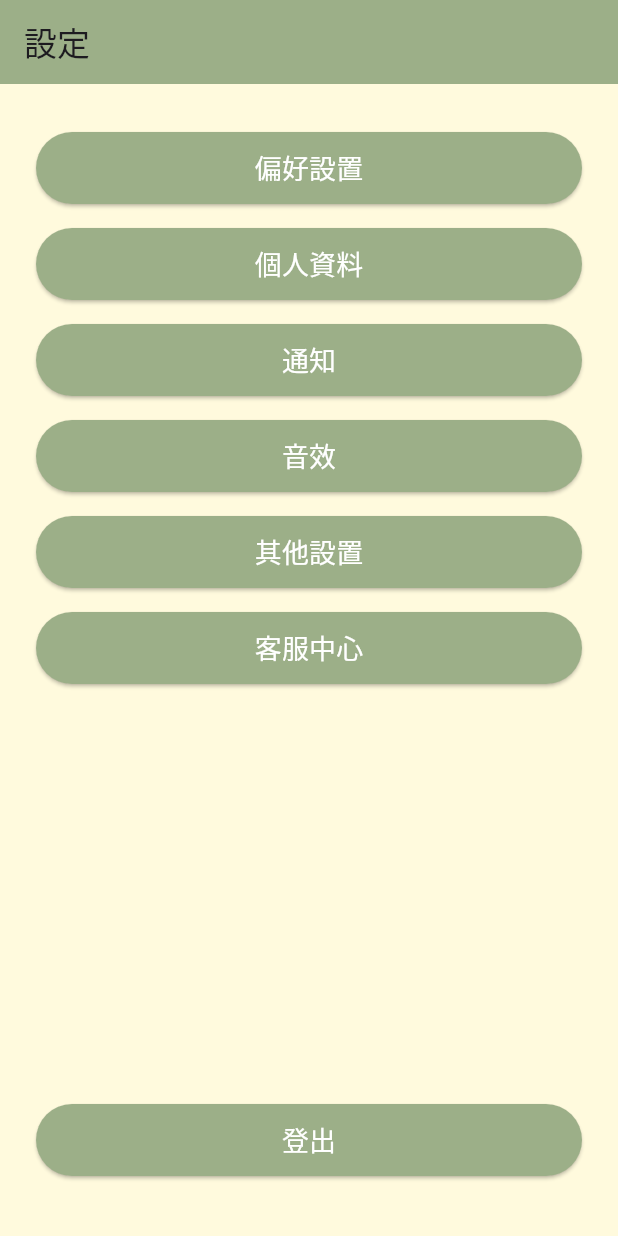
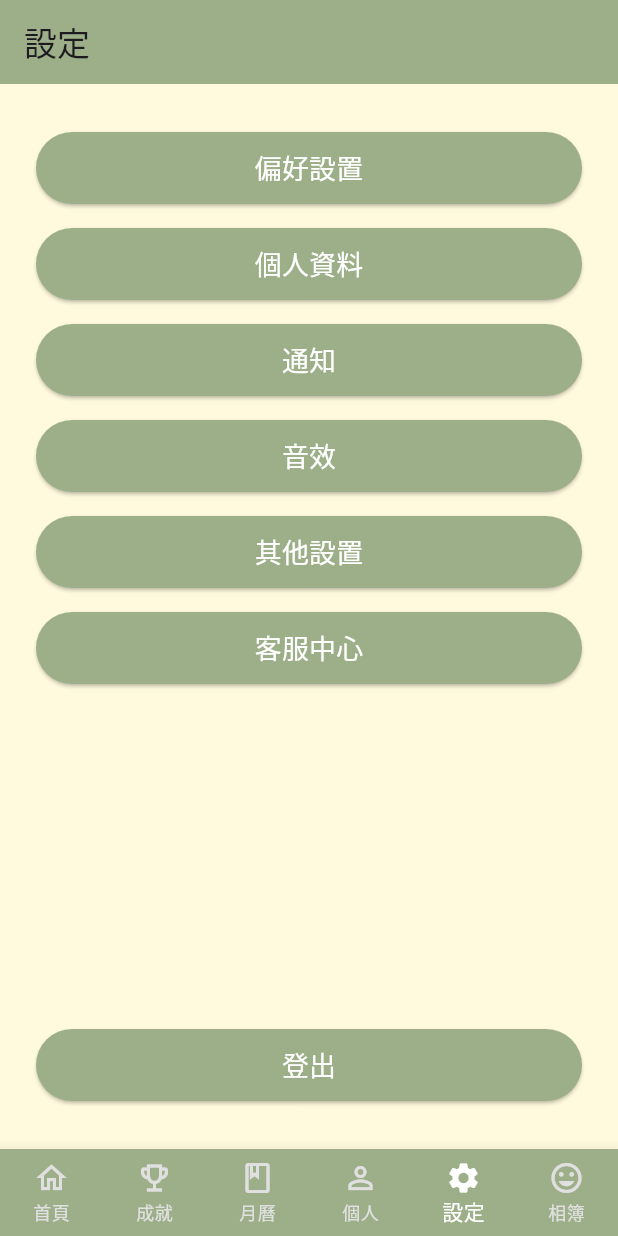
Before and after one commit to 114505focusbridge/focusbridge_files, a Flutter app: the SettingsScreen screen opened by its route, on a phone screen of 412 x 824 dp. Run offline on Flutter 3.47's test engine with Material 3 defaults, Android fonts, the phone set to English and light mode, and no system bars; our stand-ins replace image_picker, shared_preferences; accounts and stored records are empty.

Commit message:
簡易相簿頁面
簡易相簿頁面
但登入的功能出了一點問題需要修正

```diff
--- a/focusbridge_app/lib/main.dart
+++ b/focusbridge_app/lib/main.dart
@@ -12,7 +12,8 @@ import 'package:focusbridge_app/screens/diary_entry_screen.dart';
 import 'package:focusbridge_app/screens/post_entry_screen.dart';
 import 'package:focusbridge_app/screens/forgot_password_screen.dart';
 import 'package:focusbridge_app/screens/reset_password_screen.dart';
-import 'package:focusbridge_app/screens/settings_screen.dart'; // <- 加入 SettingsScreen
+import 'package:focusbridge_app/screens/settings_screen.dart';
+import 'package:focusbridge_app/screens/album_screen.dart'; // <- 加入 AlbumScreen
 
 void main() {
   runApp(const MyApp());
@@ -38,9 +39,10 @@ class MyApp extends StatelessWidget {
           '/login': (context) => const LoginScreen(),
           '/register': (context) => const RegisterScreen(),
           '/home': (context) => const HomeScreen(),
-          '/settings': (context) => const SettingsScreen(), // <- 新增設定頁路由
+          '/settings': (context) => const SettingsScreen(),
           '/color_picker': (context) => const ColorPickerScreen(),
           '/diary_entry': (context) => const DiaryEntryScreen(),
+          '/album': (context) => const AlbumScreen(), // <- 已新增 AlbumScreen
           '/post_entry': (context) => const PostEntryScreen(
                 emotionLabel: '',
                 emotionColor: Colors.transparent,
--- a/focusbridge_app/lib/screens/settings_screen.dart
+++ b/focusbridge_app/lib/screens/settings_screen.dart
@@ -4,15 +4,29 @@ import 'package:flutter/material.dart';
 import 'package:provider/provider.dart';
 import 'package:focusbridge_app/providers/auth_provider.dart';
 
-class SettingsScreen extends StatelessWidget {
+class SettingsScreen extends StatefulWidget {
   const SettingsScreen({super.key});
 
   @override
-  Widget build(BuildContext context) {
-    final authProvider = context.read<AuthProvider>();
+  State<SettingsScreen> createState() => _SettingsScreenState();
+}
 
-    // 按鈕樣式統一
-    Widget buildButton(String label, VoidCallback? onPressed) {
+class _SettingsScreenState extends State<SettingsScreen> {
+  // 設定在底部導航列中設定對應的索引：0=首頁,1=成就,2=月曆,3=個人,4=設定,5=相簿
+  final int _settingsIndex = 4;
+
+  // 用於 Snackbar 顯示「尚未實作」訊息
+  void _showComingSoon() {
+    ScaffoldMessenger.of(context).showSnackBar(
+      const SnackBar(
+        content: Text('此功能暫未實作'),
+        duration: Duration(seconds: 2),
+      ),
+    );
+  }
+
+  // 統一按鈕樣式
+  Widget _buildButton(String label, VoidCallback onPressed) {
     return Padding(
       padding: const EdgeInsets.symmetric(vertical: 8.0),
       child: SizedBox(
@@ -35,14 +49,9 @@ class SettingsScreen extends StatelessWidget {
     );
   }
 
-    void showComingSoon(BuildContext context) {
-      ScaffoldMessenger.of(context).showSnackBar(
-        const SnackBar(
-          content: Text('此功能暫未實作'),
-          duration: Duration(seconds: 2),
-        ),
-      );
-    }
+  @override
+  Widget build(BuildContext context) {
+    final authProvider = context.read<AuthProvider>();
 
     return Scaffold(
       appBar: AppBar(
@@ -56,15 +65,14 @@ class SettingsScreen extends StatelessWidget {
           child: Column(
             children: [
               const SizedBox(height: 8),
-              buildButton('偏好設置', () => showComingSoon(context)),
-              buildButton('個人資料', () => showComingSoon(context)),
-              buildButton('通知', () => showComingSoon(context)),
-              buildButton('音效', () => showComingSoon(context)),
-              buildButton('其他設置', () => showComingSoon(context)),
-              buildButton('客服中心', () => showComingSoon(context)),
+              _buildButton('偏好設置', _showComingSoon),
+              _buildButton('個人資料', _showComingSoon),
+              _buildButton('通知', _showComingSoon),
+              _buildButton('音效', _showComingSoon),
+              _buildButton('其他設置', _showComingSoon),
+              _buildButton('客服中心', _showComingSoon),
               const Spacer(),
-              // 登出按鈕放在最底部
-              buildButton(
+              _buildButton(
                 '登出',
                 () async {
                   await authProvider.logout();
@@ -73,11 +81,74 @@ class SettingsScreen extends StatelessWidget {
                   }
                 },
               ),
-              const SizedBox(height: 16),
+              const SizedBox(height: 8),
             ],
           ),
         ),
       ),
+
+      // 底部導覽列
+      bottomNavigationBar: BottomNavigationBar(
+        currentIndex: _settingsIndex,
+        type: BottomNavigationBarType.fixed,
+        backgroundColor: const Color(0xFF9CAF88),
+        selectedItemColor: Colors.white,
+        unselectedItemColor: Colors.grey.shade300,
+        onTap: (index) {
+          switch (index) {
+            case 0:
+              Navigator.pushNamedAndRemoveUntil(context, '/home', (route) => false);
+              break;
+            case 1:
+              Navigator.pushNamed(context, '/achievements'); // 須已在 routes 註冊
+              break;
+            case 2:
+              Navigator.pushNamed(context, '/calendar');     // 須已在 routes 註冊
+              break;
+            case 3:
+              Navigator.pushNamed(context, '/profile');      // 須已在 routes 註冊
+              break;
+            case 4:
+              // 已經在設定頁，不做事
+              break;
+            case 5:
+              Navigator.pushNamed(context, '/album');        // 須已在 routes 註冊
+              break;
+          }
+        },
+        items: const [
+          BottomNavigationBarItem(
+            icon: Icon(Icons.home_outlined),
+            activeIcon: Icon(Icons.home),
+            label: '首頁',
+          ),
+          BottomNavigationBarItem(
+            icon: Icon(Icons.emoji_events_outlined),
+            activeIcon: Icon(Icons.emoji_events),
+            label: '成就',
+          ),
+          BottomNavigationBarItem(
+            icon: Icon(Icons.book_outlined),
+            activeIcon: Icon(Icons.book),
+            label: '月曆',
+          ),
+          BottomNavigationBarItem(
+            icon: Icon(Icons.person_outline),
+            activeIcon: Icon(Icons.person),
+            label: '個人',
+          ),
+          BottomNavigationBarItem(
+            icon: Icon(Icons.settings_outlined),
+            activeIcon: Icon(Icons.settings),
+            label: '設定',
+          ),
+          BottomNavigationBarItem(
+            icon: Icon(Icons.mood_outlined),
+            activeIcon: Icon(Icons.mood),
+            label: '相簿',
+          ),
+        ],
+      ),
     );
   }
 }
```
Also changed, not shown: focusbridge_app/lib/screens/album_screen.dart (added, +302 -0 lines), focusbridge_app/lib/screens/home_screen.dart (+9 -3 lines), 1 other file. Lines whose indentation alone changed are shown as unchanged.
